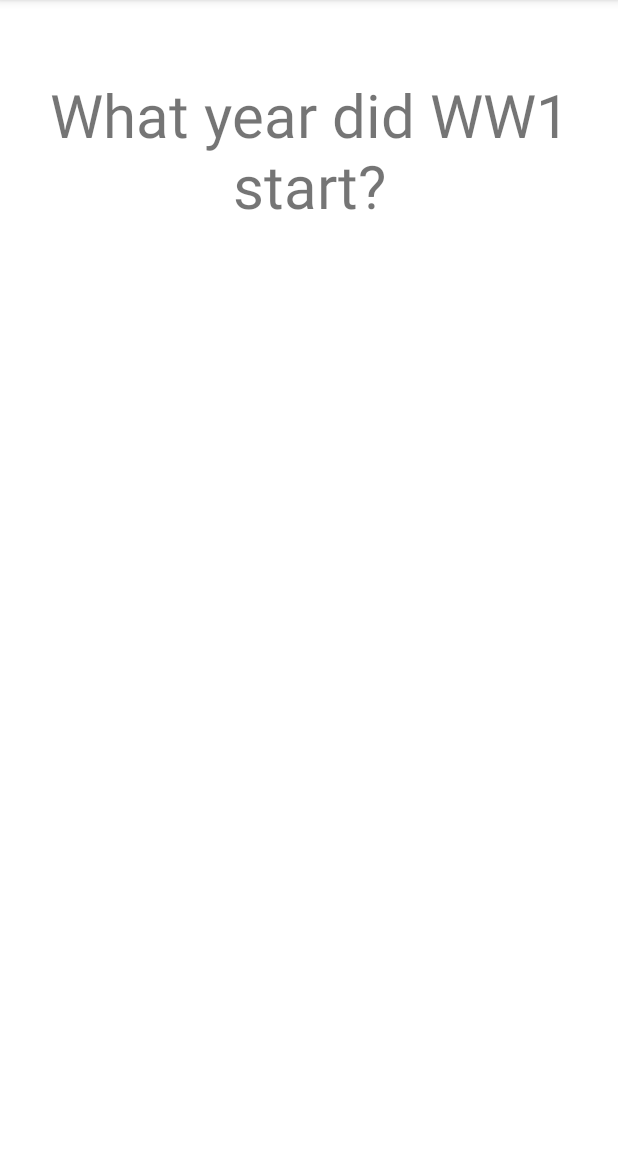
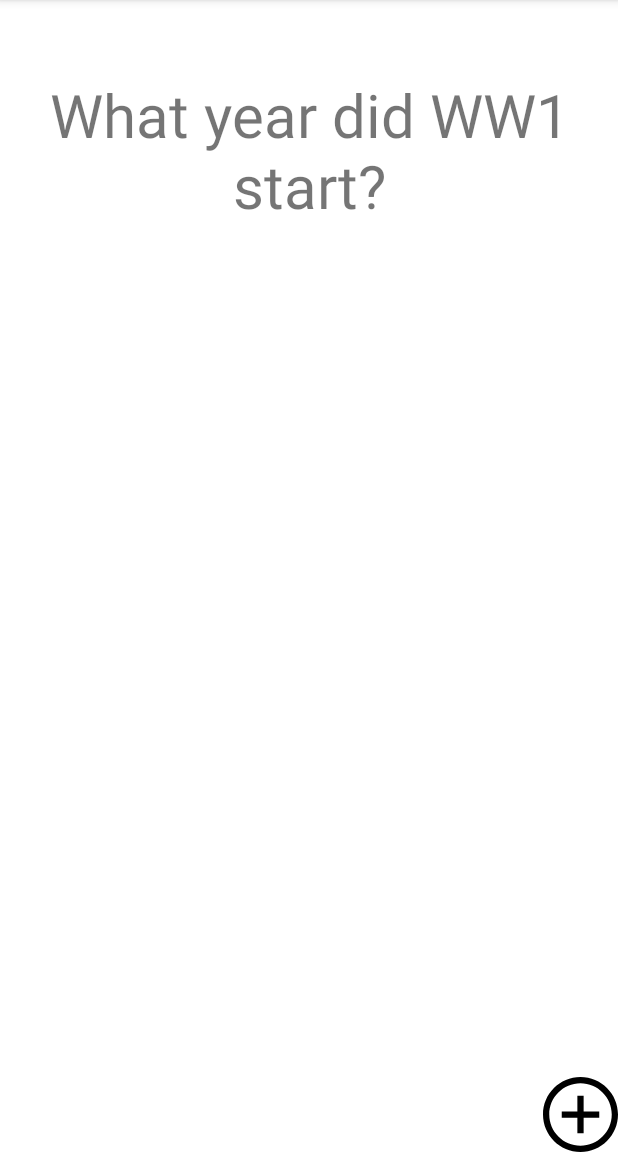
Before and after one commit to rybortega/MADAndroid-LP3-SavingData.6, an Android app: the screen it shows after launch (MainActivity), on a phone screen of 412 x 824 dp, the part 84-1236 px from its top. Run offline under Robolectric (Android 15) with nearby library versions, the phone set to English and light mode, and no system bars.

Commit message:
third commit

```diff
--- a/app/src/main/AndroidManifest.xml
+++ b/app/src/main/AndroidManifest.xml
@@ -10,6 +10,9 @@
         android:supportsRtl="true"
         android:theme="@style/Theme.Codepath_week2_lab">
         <activity
+            android:name=".MainActivity2"
+            android:exported="false" />
+        <activity
             android:name=".MainActivity"
             android:exported="true">
             <intent-filter>
--- a/app/src/main/java/com/example/codepath_week2_lab/MainActivity.java
+++ b/app/src/main/java/com/example/codepath_week2_lab/MainActivity.java
@@ -1,20 +1,26 @@
 package com.example.codepath_week2_lab;
 
+import androidx.annotation.Nullable;
 import androidx.appcompat.app.AppCompatActivity;
 
+import android.content.Intent;
 import android.os.Bundle;
 import android.view.View;
+import android.widget.ImageView;
 import android.widget.TextView;
 
 public class MainActivity extends AppCompatActivity {
+
+    TextView flashcardQuestion;
+    TextView flashcardAnswer;
 
     @Override
     protected void onCreate(Bundle savedInstanceState) {
         super.onCreate(savedInstanceState);
         setContentView(R.layout.activity_main);
 
-        TextView flashcardQuestion = findViewById(R.id.flashcard_question);
-        TextView flashcardAnswer = findViewById(R.id.flashcard_answer);
+        flashcardQuestion = findViewById(R.id.flashcard_question);
+        flashcardAnswer = findViewById(R.id.flashcard_answer);
         flashcardQuestion.setOnClickListener(new View.OnClickListener() {
             @Override
             public void onClick(View v) {
@@ -22,5 +28,26 @@ public class MainActivity extends AppCompatActivity {
                 flashcardAnswer.setVisibility(View.VISIBLE);
             }
         });
+        ImageView addQuestionImageView = findViewById(R.id.myButton);
+        addQuestionImageView.setOnClickListener(new View.OnClickListener() {
+            @Override
+            public void onClick(View v) {
+                Intent intent = new Intent(MainActivity.this, MainActivity2.class);
+                startActivityForResult(intent, 100);
+            }
+        });
     }
-}cd
+
+    @Override
+    protected void onActivityResult(int requestCode, int resultCode, @Nullable Intent data) {
+        super.onActivityResult(requestCode, resultCode, data);
+        if (requestCode == 100) {
+            if (data != null && resultCode == RESULT_OK) {
+                String questionString =  data.getExtras().getString("QUESTION_KEY");
+                String answerString =  data.getExtras().getString("ANSWER_KEY");
+                flashcardQuestion.setText(questionString);
+                flashcardAnswer.setText(answerString);
+            }
+        }
+    }
+}
--- /dev/null
+++ b/app/src/main/res/drawable/ic_iconmonstr_plus_6.xml
@@ -0,0 +1,9 @@
+<vector xmlns:android="http://schemas.android.com/apk/res/android"
+    android:width="24dp"
+    android:height="24dp"
+    android:viewportWidth="24"
+    android:viewportHeight="24">
+  <path
+      android:fillColor="#FF000000"
+      android:pathData="M12,2c5.514,0 10,4.486 10,10s-4.486,10 -10,10 -10,-4.486 -10,-10 4.486,-10 10,-10zM12,0c-6.627,0 -12,5.373 -12,12s5.373,12 12,12 12,-5.373 12,-12 -5.373,-12 -12,-12zM18,13h-5v5h-2v-5h-5v-2h5v-5h2v5h5v2z"/>
+</vector>
--- a/app/src/main/res/layout/activity_main.xml
+++ b/app/src/main/res/layout/activity_main.xml
@@ -21,4 +21,14 @@
         android:text="1914"
         android:textSize="40sp"
         android:visibility="invisible" />
+
+    <ImageView
+        android:id="@+id/myButton"
+        android:layout_width="50dp"
+        android:layout_height="wrap_content"
+        android:layout_alignParentRight="true"
+        android:layout_alignParentBottom="true"
+        android:adjustViewBounds="true"
+        android:scaleType="fitXY"
+        android:src="@drawable/ic_iconmonstr_plus_6" />
 </RelativeLayout>
```
Also changed, not shown: app/src/main/java/com/example/codepath_week2_lab/MainActivity2.java (added, +37 -0 lines), app/src/main/res/drawable/ic_iconmonstr_download_2.xml (added, +9 -0 lines), app/src/main/res/drawable/ic_iconmonstr_x_mark_7.xml (added, +9 -0 lines), app/src/main/res/layout/activity_main2.xml (added, +45 -0 lines).
